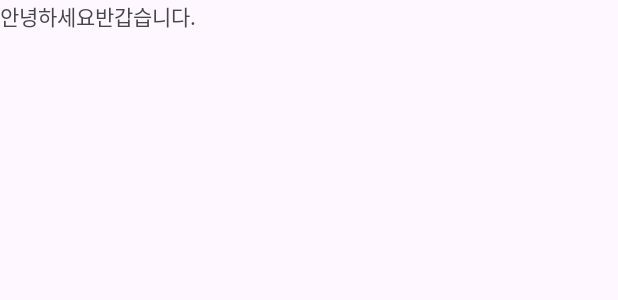
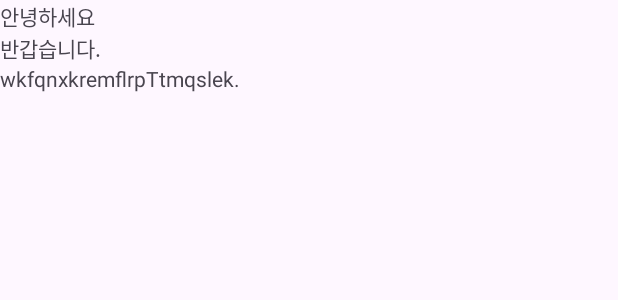
Before and after one commit to rollriera/MyFirstAndroidApp_rollriera, an Android app: the layout activity_main.xml on its own in the app's theme, with its tools: preview values and no code run, on a phone screen of 412 x 824 dp. Shown: the top 300 px of the screen. Run offline under Robolectric (Android 15) with nearby library versions, the phone set to English and light mode, and no system bars.

Commit message:
orientation 속성 => 세로 배치로 변경 추가

```diff
--- a/app/src/main/res/layout/activity_main.xml
+++ b/app/src/main/res/layout/activity_main.xml
@@ -8,7 +8,8 @@
 
     <LinearLayout
         android:layout_width="match_parent"
-        android:layout_height="match_parent">
+        android:layout_height="match_parent"
+        android:orientation="vertical">
 
         <TextView
             android:layout_width="wrap_content"
@@ -20,6 +21,11 @@
             android:layout_height="wrap_content"
             android:text="반갑습니다."/>
 
+        <TextView
+            android:layout_width="wrap_content"
+            android:layout_height="wrap_content"
+            android:text="wkfqnxkremflrpTtmqslek."/>
+
     </LinearLayout>
 
 </LinearLayout>
```
